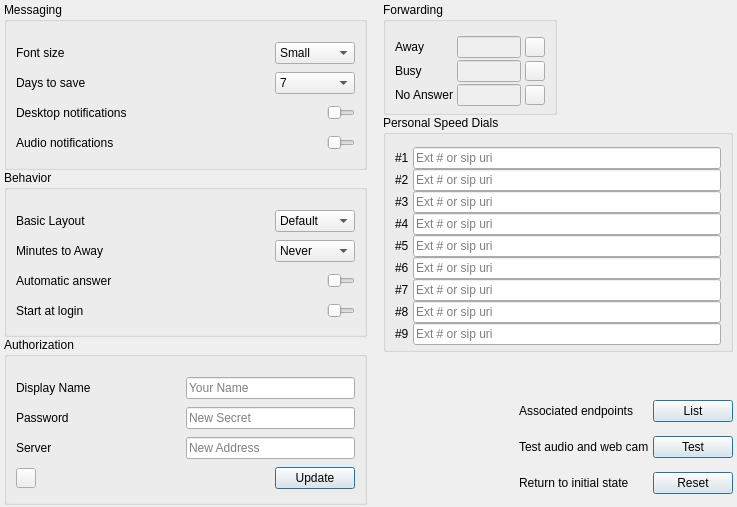
This is Desktop/options.ui in dyfet/tycho_sipwitchqt as Qt 5 draws it before an edit. The edited form follows.
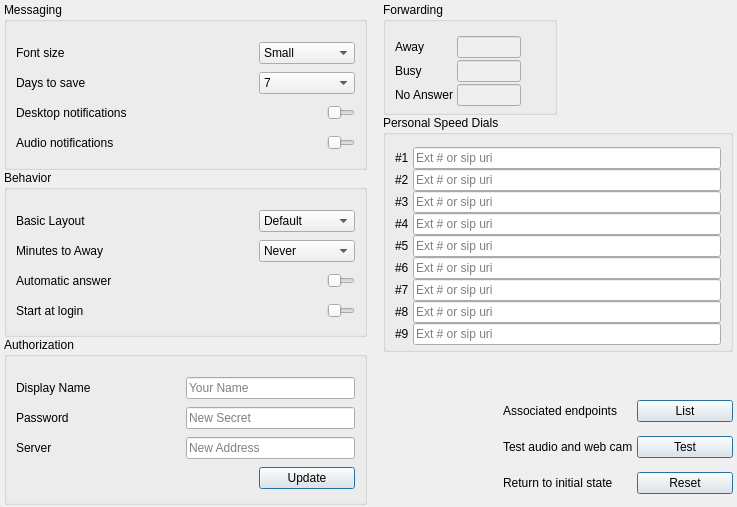
This is the edited form. Icons and pictures are not drawn.

```diff
--- a/Desktop/options.ui
+++ b/Desktop/options.ui
@@ -166,7 +166,7 @@
            </widget>
           </item>
           <item row="0" column="2">
-           <widget class="QToolButton" name="toolButton_2">
+           <widget class="QPushButton" name="pushButton_2">
             <property name="maximumSize">
              <size>
               <width>20</width>
@@ -186,10 +186,13 @@
               <height>16</height>
              </size>
             </property>
+            <property name="flat">
+             <bool>true</bool>
+            </property>
            </widget>
           </item>
           <item row="1" column="2">
-           <widget class="QToolButton" name="toolButton_3">
+           <widget class="QPushButton" name="pushButton_3">
             <property name="maximumSize">
              <size>
               <width>20</width>
@@ -209,10 +212,13 @@
               <height>16</height>
              </size>
             </property>
+            <property name="flat">
+             <bool>true</bool>
+            </property>
            </widget>
           </item>
           <item row="2" column="2">
-           <widget class="QToolButton" name="toolButton_4">
+           <widget class="QPushButton" name="pushButton_4">
             <property name="maximumSize">
              <size>
               <width>20</width>
@@ -232,6 +238,9 @@
               <height>16</height>
              </size>
             </property>
+            <property name="flat">
+             <bool>true</bool>
+            </property>
            </widget>
           </item>
          </layout>
@@ -466,13 +475,13 @@
         <widget class="QPushButton" name="resetButton">
          <property name="minimumSize">
           <size>
-           <width>80</width>
+           <width>96</width>
            <height>0</height>
           </size>
          </property>
          <property name="maximumSize">
           <size>
-           <width>80</width>
+           <width>96</width>
            <height>16777215</height>
           </size>
          </property>
@@ -488,13 +497,13 @@
         <widget class="QPushButton" name="listButton">
          <property name="minimumSize">
           <size>
-           <width>80</width>
+           <width>96</width>
            <height>0</height>
           </size>
          </property>
          <property name="maximumSize">
           <size>
-           <width>80</width>
+           <width>96</width>
            <height>16777215</height>
           </size>
          </property>
@@ -540,13 +549,13 @@
         <widget class="QPushButton" name="testButton">
          <property name="minimumSize">
           <size>
-           <width>80</width>
+           <width>96</width>
            <height>0</height>
           </size>
          </property>
          <property name="maximumSize">
           <size>
-           <width>80</width>
+           <width>96</width>
            <height>16777215</height>
           </size>
          </property>
@@ -632,7 +641,7 @@
            <widget class="QComboBox" name="comboBox_4">
             <property name="maximumSize">
              <size>
-              <width>80</width>
+              <width>96</width>
               <height>16777215</height>
              </size>
             </property>
@@ -677,7 +686,7 @@
             </property>
             <property name="maximumSize">
              <size>
-              <width>80</width>
+              <width>96</width>
               <height>16777215</height>
              </size>
             </property>
@@ -812,7 +821,7 @@
            <widget class="QComboBox" name="comboBox_3">
             <property name="maximumSize">
              <size>
-              <width>80</width>
+              <width>96</width>
               <height>16777215</height>
              </size>
             </property>
@@ -844,7 +853,7 @@
             </property>
             <property name="maximumSize">
              <size>
-              <width>80</width>
+              <width>96</width>
               <height>16777215</height>
              </size>
             </property>
@@ -1102,7 +1111,7 @@
            <number>0</number>
           </property>
           <item>
-           <widget class="QToolButton" name="toolButton_5">
+           <widget class="QPushButton" name="pushButton_5">
             <property name="sizePolicy">
              <sizepolicy hsizetype="Minimum" vsizetype="Minimum">
               <horstretch>0</horstretch>
@@ -1122,6 +1131,9 @@
              <iconset resource="../Resources/desktop.qrc">
               <normaloff>:/icons/locked.png</normaloff>:/icons/locked.png</iconset>
             </property>
+            <property name="flat">
+             <bool>true</bool>
+            </property>
            </widget>
           </item>
           <item>
@@ -1144,13 +1156,13 @@
            <widget class="QPushButton" name="pushButton">
             <property name="minimumSize">
              <size>
-              <width>80</width>
+              <width>96</width>
               <height>0</height>
              </size>
             </property>
             <property name="maximumSize">
              <size>
-              <width>80</width>
+              <width>96</width>
               <height>16777215</height>
              </size>
             </property>
```
Left out of the diff: 8 changed lines with no effect on the pictures.
